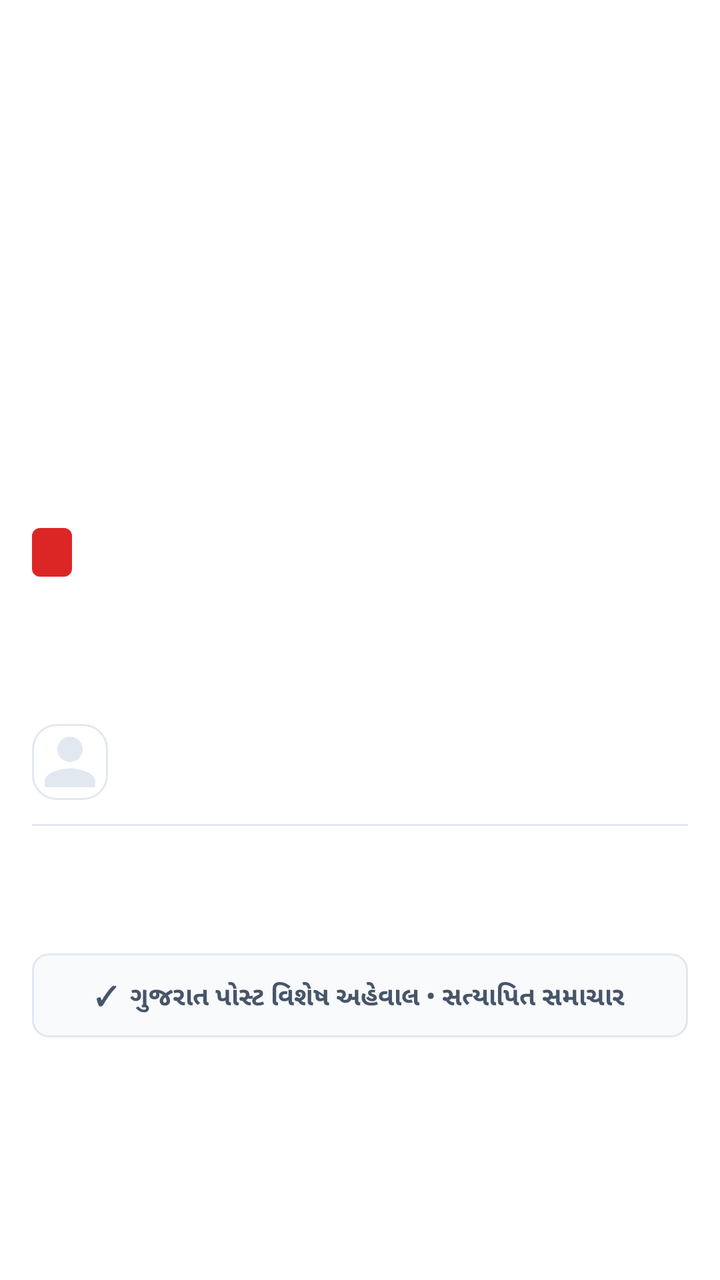
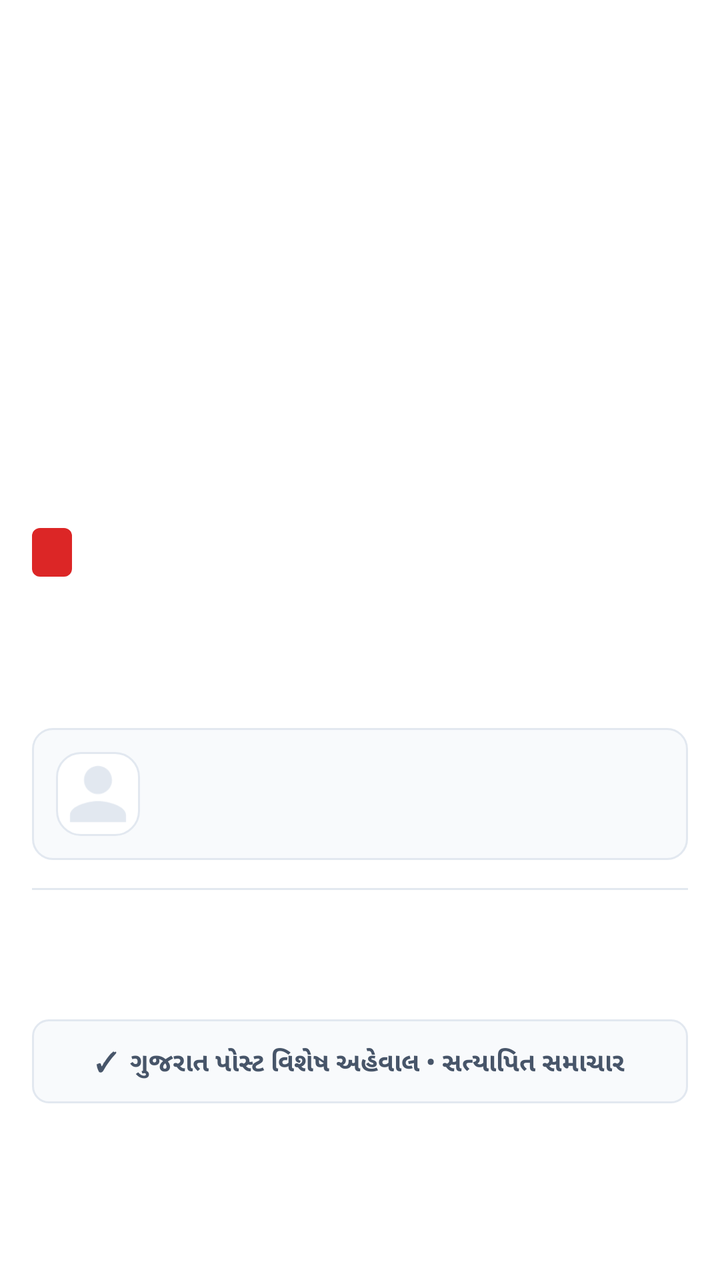

Two renders of the same Android screen: before a commit and after it. Below are the layout's source before the change and the commit's diff.
<!-- AndroidManifest.xml: application theme Theme.GujaratPost -->
<!-- res/layout/item_article_detail_page.xml -->
<?xml version="1.0" encoding="utf-8"?>
<androidx.core.widget.NestedScrollView xmlns:android="http://schemas.android.com/apk/res/android"
    xmlns:app="http://schemas.android.com/apk/res-auto"
    android:layout_width="match_parent"
    android:layout_height="match_parent"
    android:background="@color/white"
    android:fillViewport="true">

    <LinearLayout
        android:layout_width="match_parent"
        android:layout_height="wrap_content"
        android:orientation="vertical"
        android:paddingBottom="72dp">

        
        <ImageView
            android:id="@+id/iv_page_image"
            android:layout_width="match_parent"
            android:layout_height="250dp"
            android:contentDescription="@string/app_name"
            android:scaleType="centerCrop" />

        <LinearLayout
            android:layout_width="match_parent"
            android:layout_height="wrap_content"
            android:orientation="vertical"
            android:paddingHorizontal="16dp"
            android:paddingTop="14dp">

            
            <LinearLayout
                android:layout_width="match_parent"
                android:layout_height="wrap_content"
                android:gravity="center_vertical"
                android:orientation="horizontal">

                <TextView
                    android:id="@+id/tv_page_category"
                    android:layout_width="wrap_content"
                    android:layout_height="wrap_content"
                    android:background="@drawable/badge_breaking"
                    android:paddingHorizontal="10dp"
                    android:paddingVertical="4dp"
                    android:textColor="@color/white"
                    android:textSize="12sp"
                    android:textStyle="bold" />

                
                <TextView
                    android:id="@+id/tv_page_location"
                    android:layout_width="wrap_content"
                    android:layout_height="wrap_content"
                    android:layout_marginStart="8dp"
                    android:background="@drawable/bg_chip_tag"
                    android:paddingHorizontal="8dp"
                    android:paddingVertical="3dp"
                    android:textColor="#334155"
                    android:textSize="11sp"
                    android:textStyle="bold"
                    android:visibility="gone" />

                
                <TextView
                    android:id="@+id/tv_page_reading_time"
                    android:layout_width="wrap_content"
                    android:layout_height="wrap_content"
                    android:layout_marginStart="8dp"
                    android:textColor="@color/text_secondary"
                    android:textSize="11.5sp"
                    android:visibility="gone" />

                <View
                    android:layout_width="0dp"
                    android:layout_height="1dp"
                    android:layout_weight="1" />

                
                <TextView
                    android:id="@+id/tv_page_views"
                    android:layout_width="wrap_content"
                    android:layout_height="wrap_content"
                    android:textColor="@color/text_secondary"
                    android:textSize="12sp" />
            </LinearLayout>

            
            <TextView
                android:id="@+id/tv_page_title"
                android:layout_width="match_parent"
                android:layout_height="wrap_content"
                android:layout_marginTop="12dp"
                android:fontFamily="sans-serif-medium"
                android:lineSpacingMultiplier="1.25"
                android:textColor="@color/text_primary"
                android:textSize="22sp"
                android:textStyle="bold" />

            
            <TextView
                android:id="@+id/tv_page_date"
                android:layout_width="match_parent"
                android:layout_height="wrap_content"
                android:layout_marginTop="6dp"
                android:textColor="@color/text_secondary"
                android:textSize="12sp" />

            
            <LinearLayout
                android:id="@+id/layout_page_author"
                android:layout_width="match_parent"
                android:layout_height="wrap_content"
                android:layout_marginTop="10dp"
                android:gravity="center_vertical"
                android:orientation="horizontal">

                <ImageView
                    android:id="@+id/iv_page_author_avatar"
                    android:layout_width="38dp"
                    android:layout_height="38dp"
                    android:background="@drawable/rounded_card_bg"
                    android:contentDescription="@string/author"
                    android:scaleType="centerCrop"
                    android:src="@drawable/ic_author_default" />

                <LinearLayout
                    android:layout_width="match_parent"
                    android:layout_height="wrap_content"
                    android:layout_marginStart="10dp"
                    android:orientation="vertical">

                    <TextView
                        android:id="@+id/tv_page_author"
                        android:layout_width="match_parent"
                        android:layout_height="wrap_content"
                        android:textColor="@color/brand_primary"
                        android:textSize="13.5sp"
                        android:textStyle="bold" />

                    <TextView
                        android:id="@+id/tv_page_author_role"
                        android:layout_width="match_parent"
                        android:layout_height="wrap_content"
                        android:textColor="@color/text_secondary"
                        android:textSize="11.5sp"
                        android:visibility="gone" />
                </LinearLayout>
            </LinearLayout>

            
            <View
                android:layout_width="match_parent"
                android:layout_height="1dp"
                android:layout_marginVertical="12dp"
                android:background="@color/divider_line" />

            
            <LinearLayout
                android:id="@+id/layout_page_excerpt"
                android:layout_width="match_parent"
                android:layout_height="wrap_content"
                android:layout_marginBottom="16dp"
                android:background="@drawable/bg_callout_excerpt"
                android:orientation="horizontal"
                android:padding="12dp"
                android:visibility="gone">

                <View
                    android:layout_width="4dp"
                    android:layout_height="match_parent"
                    android:minHeight="40dp"
                    android:background="@color/brand_primary" />

                <TextView
                    android:id="@+id/tv_page_excerpt"
                    android:layout_width="0dp"
                    android:layout_height="wrap_content"
                    android:layout_marginStart="10dp"
                    android:layout_weight="1"
                    android:fontFamily="sans-serif-medium"
                    android:lineSpacingExtra="5dp"
                    android:lineSpacingMultiplier="1.2"
                    android:textColor="#1E293B"
                    android:textSize="15.5sp"
                    android:textStyle="italic" />
            </LinearLayout>

            
            <TextView
                android:id="@+id/tv_page_content"
                android:layout_width="match_parent"
                android:layout_height="wrap_content"
                android:lineSpacingExtra="8dp"
                android:lineSpacingMultiplier="1.25"
                android:textColor="#1F2937"
                android:textSize="17.5sp" />

            
            <LinearLayout
                android:id="@+id/layout_page_tags"
                android:layout_width="match_parent"
                android:layout_height="wrap_content"
                android:layout_marginTop="20dp"
                android:orientation="vertical"
                android:visibility="gone">

                <TextView
                    android:layout_width="wrap_content"
                    android:layout_height="wrap_content"
                    android:text="સંબંધિત વિષયો:"
                    android:textColor="@color/text_secondary"
                    android:textSize="12sp"
                    android:textStyle="bold" />

                <HorizontalScrollView
                    android:layout_width="match_parent"
                    android:layout_height="wrap_content"
                    android:layout_marginTop="6dp"
                    android:scrollbars="none">

                    <LinearLayout
                        android:id="@+id/container_tag_chips"
                        android:layout_width="wrap_content"
                        android:layout_height="wrap_content"
                        android:gravity="center_vertical"
                        android:orientation="horizontal" />
                </HorizontalScrollView>
            </LinearLayout>

            
            <LinearLayout
                android:layout_width="match_parent"
                android:layout_height="wrap_content"
                android:layout_marginTop="28dp"
                android:layout_marginBottom="16dp"
                android:background="@drawable/bg_article_verified"
                android:gravity="center"
                android:orientation="horizontal"
                android:paddingHorizontal="16dp"
                android:paddingVertical="12dp">

                <TextView
                    android:layout_width="wrap_content"
                    android:layout_height="wrap_content"
                    android:text="✓  ગુજરાત પોસ્ટ વિશેષ અહેવાલ • સત્યાપિત સમાચાર"
                    android:textColor="#475569"
                    android:textSize="13sp"
                    android:textStyle="bold" />
            </LinearLayout>

        </LinearLayout>
    </LinearLayout>
</androidx.core.widget.NestedScrollView>
<!-- resources referenced by this layout -->
<resources>
  <color name="brand_primary">#B3121B</color>
  <color name="divider_line">#E2E8F0</color>
  <color name="text_primary">#18181B</color>
  <color name="text_secondary">#64748B</color>
  <color name="white">#FFFFFF</color>
  <!-- drawable badge_breaking (drawable) -->
  <?xml version="1.0" encoding="utf-8"?>
  <shape xmlns:android="http://schemas.android.com/apk/res/android"
      android:shape="rectangle">
      <solid android:color="@color/breaking_red" />
      <corners android:radius="4dp" />
      <padding
          android:left="6dp"
          android:top="2dp"
          android:right="6dp"
          android:bottom="2dp" />
  </shape>
  <!-- drawable bg_article_verified (drawable) -->
  <?xml version="1.0" encoding="utf-8"?>
  <shape xmlns:android="http://schemas.android.com/apk/res/android"
      android:shape="rectangle">
      <corners android:radius="8dp" />
      <solid android:color="#F8FAFC" />
      <stroke
          android:width="1dp"
          android:color="#E2E8F0" />
  </shape>
  <!-- drawable bg_callout_excerpt (drawable) -->
  <?xml version="1.0" encoding="utf-8"?>
  <layer-list xmlns:android="http://schemas.android.com/apk/res/android">
      <item>
          <shape android:shape="rectangle">
              <corners android:radius="8dp" />
              <solid android:color="#F8FAFC" />
              <stroke
                  android:width="1dp"
                  android:color="#E2E8F0" />
          </shape>
      </item>
      <item
          android:left="0dp"
          android:top="0dp"
          android:bottom="0dp"
          android:right="1000dp">
          
      </item>
  </layer-list>
  <!-- drawable bg_chip_tag (drawable) -->
  <?xml version="1.0" encoding="utf-8"?>
  <shape xmlns:android="http://schemas.android.com/apk/res/android"
      android:shape="rectangle">
      <corners android:radius="16dp" />
      <solid android:color="#F1F5F9" />
      <stroke
          android:width="1dp"
          android:color="#CBD5E1" />
  </shape>
  <!-- drawable ic_author_default (drawable) -->
  <vector xmlns:android="http://schemas.android.com/apk/res/android"
      android:width="36dp"
      android:height="36dp"
      android:viewportWidth="24"
      android:viewportHeight="24">
      <path
          android:fillColor="#E2E8F0"
          android:pathData="M12,12c2.21,0 4,-1.79 4,-4s-1.79,-4 -4,-4 -4,1.79 -4,4 1.79,4 4,4zM12,14c-2.67,0 -8,1.34 -8,4v2h16v-2c0,-2.66 -5.33,-4 -8,-4z" />
  </vector>
  <!-- drawable rounded_card_bg (drawable) -->
  <?xml version="1.0" encoding="utf-8"?>
  <shape xmlns:android="http://schemas.android.com/apk/res/android"
      android:shape="rectangle">
      <solid android:color="@color/surface_card" />
      <corners android:radius="12dp" />
      <stroke
          android:width="1dp"
          android:color="@color/divider_line" />
  </shape>
  <string name="app_name">ગુજરાત પોસ્ટ</string>
  <string name="author">લેખક</string>
  <style name="Theme.GujaratPost" parent="Theme.Material3.DayNight.NoActionBar">
          
          <item name="colorPrimary">@color/brand_primary</item>
          <item name="colorPrimaryVariant">@color/brand_primary_dark</item>
          <item name="colorOnPrimary">@color/white</item>
          <item name="colorPrimaryContainer">@color/brand_primary_container</item>
  
          
          <item name="android:windowBackground">@color/bg_main</item>
          <item name="colorSurface">@color/surface_card</item>
          <item name="colorOnSurface">@color/text_primary</item>
  
          
          <item name="android:statusBarColor">@color/brand_primary</item>
          <item name="android:windowLightStatusBar">false</item>
          <item name="android:navigationBarColor">@color/surface_card</item>
          <item name="android:windowLightNavigationBar">true</item>
      </style>
  <color name="breaking_red">#DC2626</color>
  <color name="surface_card">#FFFFFF</color>
  <color name="brand_primary_dark">#8E0E15</color>
  <color name="brand_primary_container">#FFDAD9</color>
  <color name="bg_main">#F8F9FA</color>
</resources>

<!-- the commit's change to res/layout/item_article_detail_page.xml (unified diff, before → after) -->
@@ -109,14 +109,16 @@
                 android:id="@+id/layout_page_author"
                 android:layout_width="match_parent"
                 android:layout_height="wrap_content"
-                android:layout_marginTop="10dp"
+                android:layout_marginTop="12dp"
+                android:background="@drawable/bg_author_card"
                 android:gravity="center_vertical"
-                android:orientation="horizontal">
+                android:orientation="horizontal"
+                android:padding="12dp">
 
                 <ImageView
                     android:id="@+id/iv_page_author_avatar"
-                    android:layout_width="38dp"
-                    android:layout_height="38dp"
+                    android:layout_width="42dp"
+                    android:layout_height="42dp"
                     android:background="@drawable/rounded_card_bg"
                     android:contentDescription="@string/author"
                     android:scaleType="centerCrop"
@@ -125,23 +127,24 @@
                 <LinearLayout
                     android:layout_width="match_parent"
                     android:layout_height="wrap_content"
-                    android:layout_marginStart="10dp"
+                    android:layout_marginStart="12dp"
                     android:orientation="vertical">
 
                     <TextView
                         android:id="@+id/tv_page_author"
                         android:layout_width="match_parent"
                         android:layout_height="wrap_content"
-                        android:textColor="@color/brand_primary"
-                        android:textSize="13.5sp"
+                        android:textColor="#DC2626"
+                        android:textSize="14sp"
                         android:textStyle="bold" />
 
                     <TextView
                         android:id="@+id/tv_page_author_role"
                         android:layout_width="match_parent"
                         android:layout_height="wrap_content"
-                        android:textColor="@color/text_secondary"
-                        android:textSize="11.5sp"
+                        android:layout_marginTop="2dp"
+                        android:textColor="#64748B"
+                        android:textSize="12sp"
                         android:visibility="gone" />
                 </LinearLayout>
             </LinearLayout>
@@ -150,8 +153,8 @@
             <View
                 android:layout_width="match_parent"
                 android:layout_height="1dp"
-                android:layout_marginVertical="12dp"
-                android:background="@color/divider_line" />
+                android:layout_marginVertical="14dp"
+                android:background="#E2E8F0" />
 
             
             <LinearLayout
@@ -159,26 +162,26 @@
                 android:layout_width="match_parent"
                 android:layout_height="wrap_content"
                 android:layout_marginBottom="16dp"
-                android:background="@drawable/bg_callout_excerpt"
+                android:background="@drawable/bg_excerpt"
                 android:orientation="horizontal"
-                android:padding="12dp"
+                android:padding="14dp"
                 android:visibility="gone">
 
                 <View
                     android:layout_width="4dp"
                     android:layout_height="match_parent"
-                    android:minHeight="40dp"
-                    android:background="@color/brand_primary" />
+                    android:minHeight="44dp"
+                    android:background="#DC2626" />
 
                 <TextView
                     android:id="@+id/tv_page_excerpt"
                     android:layout_width="0dp"
                     android:layout_height="wrap_content"
-                    android:layout_marginStart="10dp"
+                    android:layout_marginStart="12dp"
                     android:layout_weight="1"
                     android:fontFamily="sans-serif-medium"
                     android:lineSpacingExtra="5dp"
-                    android:lineSpacingMultiplier="1.2"
+                    android:lineSpacingMultiplier="1.25"
                     android:textColor="#1E293B"
                     android:textSize="15.5sp"
                     android:textStyle="italic" />
@@ -190,9 +193,9 @@
                 android:layout_width="match_parent"
                 android:layout_height="wrap_content"
                 android:lineSpacingExtra="8dp"
-                android:lineSpacingMultiplier="1.25"
-                android:textColor="#1F2937"
-                android:textSize="17.5sp" />
+                android:lineSpacingMultiplier="1.3"
+                android:textColor="#334155"
+                android:textSize="17sp" />
 
             
             <LinearLayout
<!-- resource entries referenced after the edit -->
@@ -2,8 +2,8 @@
 <resources>
   <color name="brand_primary">#B3121B</color>
   <color name="divider_line">#E2E8F0</color>
-  <color name="text_primary">#18181B</color>
-  <color name="text_secondary">#64748B</color>
+  <color name="text_primary">#0F172A</color>
+  <color name="text_secondary">#475569</color>
   <color name="white">#FFFFFF</color>
   <!-- drawable badge_breaking (drawable) -->
   <?xml version="1.0" encoding="utf-8"?>
@@ -27,26 +27,16 @@
           android:width="1dp"
           android:color="#E2E8F0" />
   </shape>
-  <!-- drawable bg_callout_excerpt (drawable) -->
+  <!-- drawable bg_author_card (drawable) -->
   <?xml version="1.0" encoding="utf-8"?>
-  <layer-list xmlns:android="http://schemas.android.com/apk/res/android">
-      <item>
-          <shape android:shape="rectangle">
-              <corners android:radius="8dp" />
-              <solid android:color="#F8FAFC" />
-              <stroke
-                  android:width="1dp"
-                  android:color="#E2E8F0" />
-          </shape>
-      </item>
-      <item
-          android:left="0dp"
-          android:top="0dp"
-          android:bottom="0dp"
-          android:right="1000dp">
-          
-      </item>
-  </layer-list>
+  <shape xmlns:android="http://schemas.android.com/apk/res/android"
+      android:shape="rectangle">
+      <solid android:color="#F8FAFC" />
+      <corners android:radius="10dp" />
+      <stroke
+          android:width="1dp"
+          android:color="#E2E8F0" />
+  </shape>
   <!-- drawable bg_chip_tag (drawable) -->
   <?xml version="1.0" encoding="utf-8"?>
   <shape xmlns:android="http://schemas.android.com/apk/res/android"
@@ -56,6 +46,16 @@
       <stroke
           android:width="1dp"
           android:color="#CBD5E1" />
+  </shape>
+  <!-- drawable bg_excerpt (drawable) -->
+  <?xml version="1.0" encoding="utf-8"?>
+  <shape xmlns:android="http://schemas.android.com/apk/res/android"
+      android:shape="rectangle">
+      <solid android:color="#FEF2F2" />
+      <corners android:radius="10dp" />
+      <stroke
+          android:width="1dp"
+          android:color="#FECDD3" />
   </shape>
   <!-- drawable ic_author_default (drawable) -->
   <vector xmlns:android="http://schemas.android.com/apk/res/android"
@@ -101,6 +101,6 @@
   <color name="surface_card">#FFFFFF</color>
   <color name="brand_primary_dark">#8E0E15</color>
   <color name="brand_primary_container">#FFDAD9</color>
-  <color name="bg_main">#F8F9FA</color>
+  <color name="bg_main">#F8FAFC</color>
 </resources>
 
